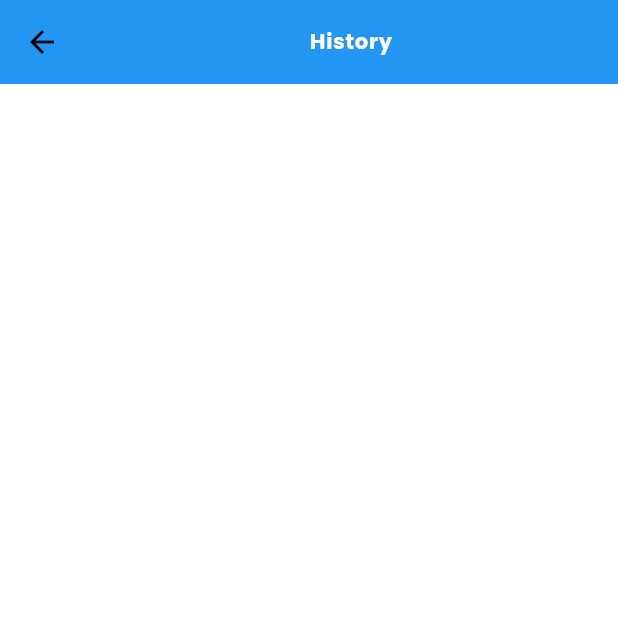
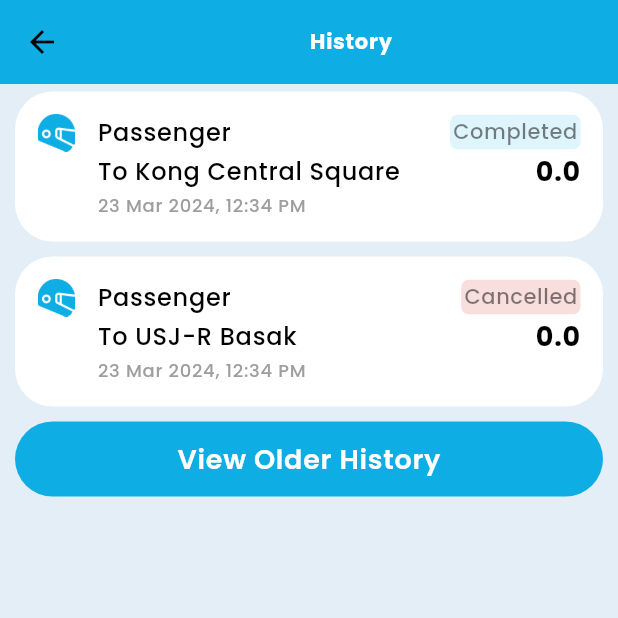
Before and after one commit to shuaaae/BuMo-Project, a Flutter app: the PassengerHistoryScreen screen opened directly, on a phone screen of 412 x 824 dp, the top half of it. Run offline on Flutter 3.47's test engine with Material 3 defaults, Android fonts, the phone set to English and light mode, and no system bars; our stand-ins replace cloud_firestore, firebase_auth, firebase_core, flutter_otp_text_field, flutter_riverpod, flutter_svg and 5 more; missing offline and left inert: flutter_polyline_points; accounts and stored records are empty.

Commit message:
Add Passenger History Screen and Card Widget

```diff
--- a/lib/main.dart
+++ b/lib/main.dart
@@ -26,6 +26,6 @@ class MyApp extends StatelessWidget {
         title: 'Angkas Clone App',
         debugShowCheckedModeBanner: false,
         theme: AppTheme.lightTheme,
-        home: PassengerMapScreen());
+        home: PassengerHistoryScreen());
   }
 }
--- a/lib/screens/registration/passenger_details.dart
+++ b/lib/screens/registration/passenger_details.dart
@@ -1,5 +1,7 @@
 import 'package:angkas_clone_app/screens/map_screen.dart';
+import 'package:angkas_clone_app/screens/on-boarding_screen.dart';
 import 'package:angkas_clone_app/screens/registration/number_verification_screen.dart';
+import 'package:angkas_clone_app/screens/rider-side/passenger_map_screen.dart';
 import 'package:angkas_clone_app/utils/widgets/build_snack_bar.dart';
 import 'package:flutter/material.dart';
 import 'package:flutter_riverpod/flutter_riverpod.dart';
@@ -93,9 +95,9 @@ class PassengerDetailsScreen extends ConsumerWidget {
         ),
         onTap: () async {
           try {
-            final accountNotifer = ref.watch(accountProvider.notifier);
+            final accountNotifier = ref.watch(accountProvider.notifier);
 
-            accountNotifer.updateAccount(
+            accountNotifier.updateAccount(
                 phoneNumber: phoneNumber,
                 firstName: firstNameController.text,
                 middleName: middleNameController.text.isEmpty
@@ -106,12 +108,12 @@ class PassengerDetailsScreen extends ConsumerWidget {
                 weight: null,
                 userType: 'driver');
 
-            await accountNotifer.registerAccount();
+            // await accountNotifier.registerAccount();
 
             ScaffoldMessenger.of(context).showSnackBar(buildSnackBar(
                 "Passenger Account Successfully created.", true, context));
-            Navigator.push(context,
-                MaterialPageRoute(builder: (context) => const MapPage()));
+            Navigator.pushReplacement(context,
+                MaterialPageRoute(builder: (context) => PassengerMapScreen()));
           } catch (e) {
             ScaffoldMessenger.of(context).showSnackBar(buildSnackBar(
                 "Something went wrong with Creating the Account.",
--- a/lib/screens/rider-side/passenger_history_screen.dart
+++ b/lib/screens/rider-side/passenger_history_screen.dart
@@ -1,9 +1,15 @@
+import 'package:angkas_clone_app/utils/widgets/passenger_history_card.dart';
 import 'package:flutter/material.dart';
+import 'package:flutter/widgets.dart';
 import 'package:flutter_riverpod/flutter_riverpod.dart';
 
 class PassengerHistoryScreen extends ConsumerWidget {
+  const PassengerHistoryScreen({super.key});
+
+  @override
   Widget build(BuildContext context, WidgetRef ref) {
     return Scaffold(
+      backgroundColor: Theme.of(context).colorScheme.background,
       appBar: AppBar(
         backgroundColor: Theme.of(context).primaryColor,
         title: Center(
@@ -17,11 +23,38 @@ class PassengerHistoryScreen extends ConsumerWidget {
       ),
       body: Column(
         children: [
+          const PassengerHistoryCard(
+            destination: "Kong Central Square",
+            price: 0.00,
+            status: false,
+            startTime: "23 Mar 2024, 12:34 PM",
+          ),
+          const PassengerHistoryCard(
+            destination: "USJ-R Basak",
+            price: 0.00,
+            status: true,
+            startTime: "23 Mar 2024, 12:34 PM",
+          ),
+          const SizedBox(
+            height: 5,
+          ),
           Container(
-            margin: EdgeInsets.all(10),
-            width: 350,
-            height: 90,
-          )
+            width: MediaQuery.of(context).size.width,
+            margin: const EdgeInsets.only(left: 10, right: 10),
+            height: 50,
+            decoration: BoxDecoration(
+                borderRadius: BorderRadius.circular(25),
+                color: Theme.of(context).primaryColor),
+            child: Center(
+              child: Text(
+                "View Older History",
+                style: Theme.of(context).textTheme.bodyLarge!.copyWith(
+                    color: Colors.white,
+                    fontSize: 18,
+                    fontWeight: FontWeight.w600),
+              ),
+            ),
+          ),
         ],
       ),
     );
--- /dev/null
+++ b/lib/screens/rider-side/passenger_map_screen.dart
@@ -0,0 +1,43 @@
+import 'package:angkas_clone_app/screens/registration/number_verification_screen.dart';
+import 'package:angkas_clone_app/utils/widgets/navigation_drawer.dart';
+import 'package:angkas_clone_app/utils/widgets/ride_booking_widgets.dart';
+import 'package:flutter/material.dart';
+import 'package:flutter_riverpod/flutter_riverpod.dart';
+
+class PassengerMapScreen extends ConsumerWidget {
+  const PassengerMapScreen({super.key});
+
+  @override
+  Widget build(BuildContext context, WidgetRef ref) {
+    final accountNotifier = ref.watch(accountProvider.notifier);
+
+    return Scaffold(
+        backgroundColor: Colors.grey,
+        appBar: AppBar(
+          backgroundColor: Colors.transparent,
+          elevation: 0,
+          leading: Builder(
+            builder: (context) => Padding(
+              padding: const EdgeInsets.all(8.0),
+              child: Container(
+                decoration: BoxDecoration(
+                    color: Colors.white,
+                    borderRadius: BorderRadius.circular(50)),
+                child: IconButton(
+                  icon: Icon(
+                    Icons.menu,
+                    color: Theme.of(context).primaryColor,
+                    weight: 50,
+                  ),
+                  onPressed: () => Scaffold.of(context).openDrawer(),
+                ),
+              ),
+            ),
+          ),
+        ),
+        drawer: const CustomNavigationDrawer(),
+        body: Stack(children: [
+          const RideBookingWidgets(),
+        ]));
+  }
+}
--- a/lib/utils/theme/theme.dart
+++ b/lib/utils/theme/theme.dart
@@ -12,14 +12,17 @@ class AppTheme {
       useMaterial3: true,
       fontFamily: 'Poppins',
       brightness: Brightness.light,
-    primaryColor: Colors.blue,
+      primaryColor: const Color.fromARGB(255, 14, 174, 229),
       scaffoldBackgroundColor: Colors.white,
       textTheme: AppTextTheme.lightTextTheme,
       elevatedButtonTheme: AppElevatedButtonTheme.lightElevatedButtonTheme,
       appBarTheme: MyAppBarTheme.lightAppBarTheme,
       outlinedButtonTheme: AppOutlinedButtonTheme.lightOutlinedButtonTheme,
       inputDecorationTheme: AppTextFormFieldTheme.lightInputDecorationTheme,
-  );
+      colorScheme: const ColorScheme.light().copyWith(
+          primary: Color.fromARGB(255, 223, 245, 253),
+          background: const Color.fromARGB(255, 227, 238, 246),
+          error: const Color.fromARGB(255, 248, 222, 220)));
 
   // Dark Theme
   static ThemeData darkTheme = ThemeData(
--- a/lib/utils/widgets/navigation_drawer.dart
+++ b/lib/utils/widgets/navigation_drawer.dart
@@ -1,5 +1,5 @@
 import 'package:angkas_clone_app/screens/registration/number_verification_screen.dart';
-import 'package:flutter/cupertino.dart';
+import 'package:angkas_clone_app/screens/rider-side/passenger_history_screen.dart';
 import 'package:flutter/material.dart';
 import 'package:flutter_riverpod/flutter_riverpod.dart';
 
@@ -61,10 +61,13 @@ class CustomNavigationDrawer extends ConsumerWidget {
             ),
           ),
           ListTile(
-            leading: Icon(Icons.history),
+            leading: const Icon(Icons.history),
             title: const Text('History'),
             onTap: () {
-              Navigator.pop(context);
+              Navigator.push(
+                  context,
+                  MaterialPageRoute(
+                      builder: (context) => const PassengerHistoryScreen()));
             },
           ),
           ListTile(
--- /dev/null
+++ b/lib/utils/widgets/passenger_history_card.dart
@@ -0,0 +1,114 @@
+import 'package:flutter/material.dart';
+
+class PassengerHistoryCard extends StatelessWidget {
+  const PassengerHistoryCard({
+    super.key,
+    required this.status,
+    required this.destination,
+    required this.price,
+    required this.startTime,
+  });
+
+  final String destination;
+  final double price;
+  final String startTime;
+  final bool status;
+
+  @override
+  Widget build(BuildContext context) {
+    return Container(
+      margin: const EdgeInsets.only(left: 10, right: 10, top: 5, bottom: 5),
+      padding: const EdgeInsets.all(15),
+      height: 100,
+      width: MediaQuery.of(context).size.width,
+      decoration: BoxDecoration(
+          borderRadius: BorderRadius.circular(25), color: Colors.white),
+      child: (Row(
+        crossAxisAlignment: CrossAxisAlignment.start,
+        children: [
+          ImageIcon(
+            const AssetImage(
+              'assets/icons/helmet.png',
+            ),
+            size: 25,
+            color: Theme.of(context).primaryColor,
+          ),
+          const SizedBox(
+            width: 15,
+          ),
+          Expanded(
+            child: Column(
+              crossAxisAlignment: CrossAxisAlignment.start,
+              mainAxisAlignment: MainAxisAlignment.spaceBetween,
+              children: [
+                Row(
+                  mainAxisAlignment: MainAxisAlignment.spaceBetween,
+                  children: [
+                    Text(
+                      "Passenger",
+                      style: Theme.of(context)
+                          .textTheme
+                          .bodyLarge!
+                          .copyWith(fontWeight: FontWeight.w500, fontSize: 16),
+                    ),
+                    status
+                        ? Container(
+                            padding: const EdgeInsets.all(2),
+                            decoration: BoxDecoration(
+                                color: Theme.of(context).colorScheme.error,
+                                borderRadius: BorderRadius.circular(5)),
+                            child: Center(
+                              child: Text(
+                                "Cancelled",
+                                style: Theme.of(context).textTheme.bodySmall,
+                              ),
+                            ),
+                          )
+                        : Container(
+                            padding: const EdgeInsets.all(2),
+                            decoration: BoxDecoration(
+                                color: Theme.of(context).colorScheme.primary,
+                                borderRadius: BorderRadius.circular(5)),
+                            child: Center(
+                              child: Text(
+                                "Completed",
+                                style: Theme.of(context).textTheme.bodySmall,
+                              ),
+                            ),
+                          )
+                  ],
+                ),
+                Row(
+                  mainAxisAlignment: MainAxisAlignment.spaceBetween,
+                  children: [
+                    Text(
+                      "To $destination",
+                      style: Theme.of(context)
+                          .textTheme
+                          .bodyLarge!
+                          .copyWith(fontWeight: FontWeight.w500, fontSize: 16),
+                    ),
+                    Text(
+                      '$price',
+                      style: Theme.of(context)
+                          .textTheme
+                          .bodyLarge!
+                          .copyWith(fontWeight: FontWeight.bold, fontSize: 18),
+                    )
+                  ],
+                ),
+                Text(
+                  startTime,
+                  style: Theme.of(context).textTheme.bodyLarge!.copyWith(
+                      fontWeight: FontWeight.w500,
+                      fontSize: 12,
+                      color: Colors.grey),
+                )
+              ],
+            ),
+          )
+        ],
+      )),
+    );
+  }
+}
--- a/lib/utils/widgets/ride_booking_widgets.dart
+++ b/lib/utils/widgets/ride_booking_widgets.dart
@@ -57,7 +57,7 @@ class RideBookingWidgets extends StatelessWidget {
               ],
             ),
           ),
-          SizedBox(
+          const SizedBox(
             height: 10,
           ),
           Container(
@@ -160,7 +160,7 @@ class RideBookingWidgets extends StatelessWidget {
               ],
             ),
           ),
-          SizedBox(
+          const SizedBox(
             height: 5,
           ),
           Container(
@@ -220,7 +220,7 @@ class RideBookingWidgets extends StatelessWidget {
                     )
                   ],
                 ),
-                SizedBox(
+                const SizedBox(
                   height: 10,
                 ),
                 Container(
```
Lines whose indentation alone changed are shown as unchanged.
